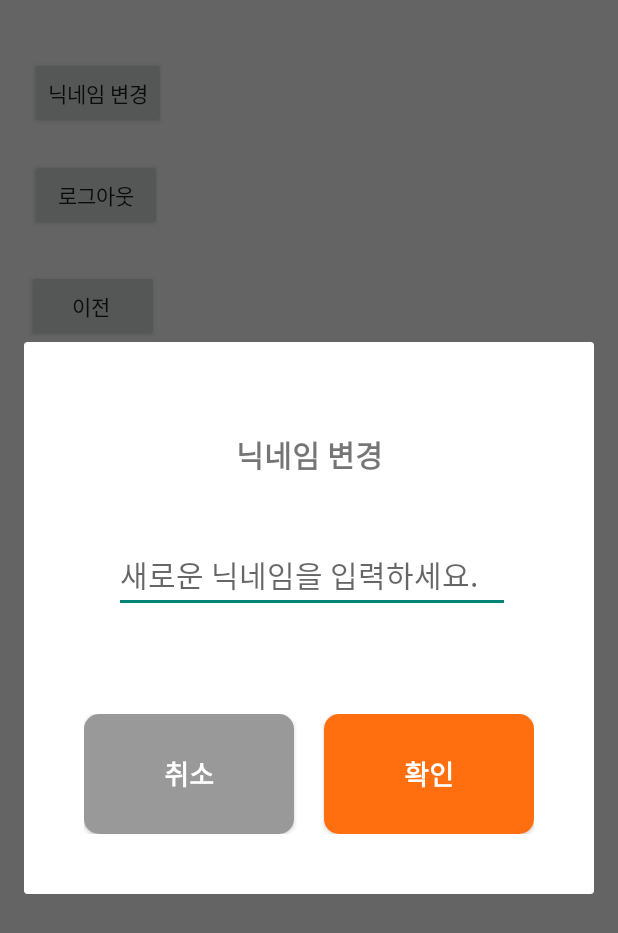
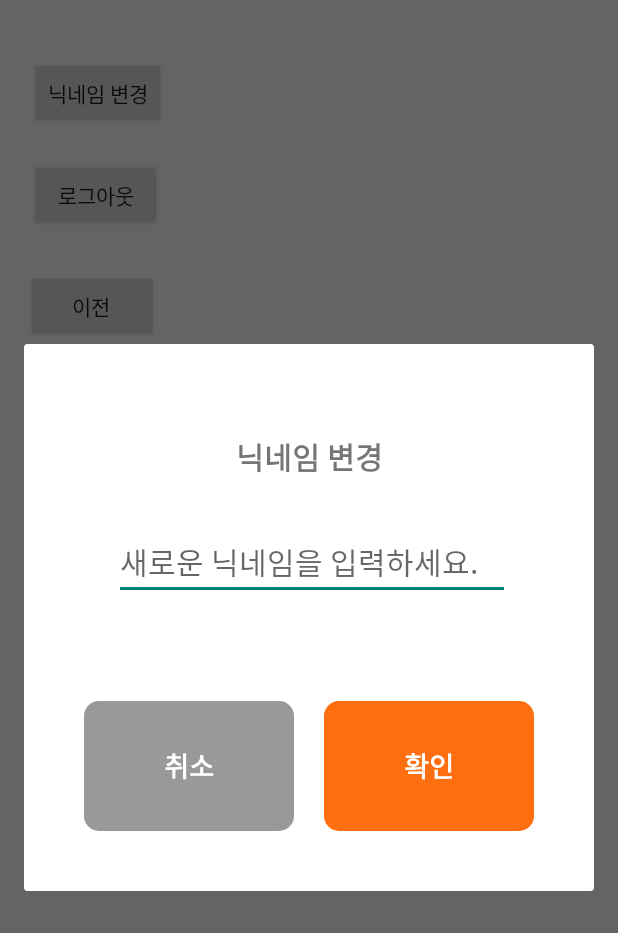
Before and after one commit to fkrdlaos/BODA, an Android app: the SettingsActivity screen opened directly, with no data from a screen before it, after a tap on "닉네임 변경", on a phone screen of 412 x 824 dp. Shown: the top 933 px of the screen. Run offline under Robolectric (Android 15) with nearby library versions, the phone set to English and light mode, and no system bars; our stand-ins replace Firebase (no records; nobody signed in at launch, a user with empty details on screens opened directly); 1 statement that could not run was skipped.

Commit message:
24-05-14 04:30 popup_change_nickname.xml 오류 수정

```diff
--- a/app/src/main/res/layout/popup_change_nickname.xml
+++ b/app/src/main/res/layout/popup_change_nickname.xml
@@ -20,7 +20,7 @@
     <LinearLayout
         android:layout_width="match_parent"
         android:layout_height="wrap_content"
-        android:layout_marginTop="60px"
+        android:layout_marginTop="45px"
         android:layout_marginStart="30px"
         android:layout_marginEnd="30px"
         android:orientation="horizontal">
@@ -51,7 +51,7 @@
             android:id="@+id/buttonCancel"
             android:background="@drawable/popup_button1"
             android:layout_width="450px"
-            android:layout_height="120px"
+            android:layout_height="130px"
             android:layout_marginEnd="30px"
             android:layout_weight="1"
             android:text="취소"
@@ -63,7 +63,7 @@
             android:id="@+id/buttonConfirm"
             android:background="@drawable/popup_button2"
             android:layout_width="450px"
-            android:layout_height="120px"
+            android:layout_height="130px"
             android:layout_weight="1"
             android:text="확인"
             android:textColor="#FFFFFF"
```
